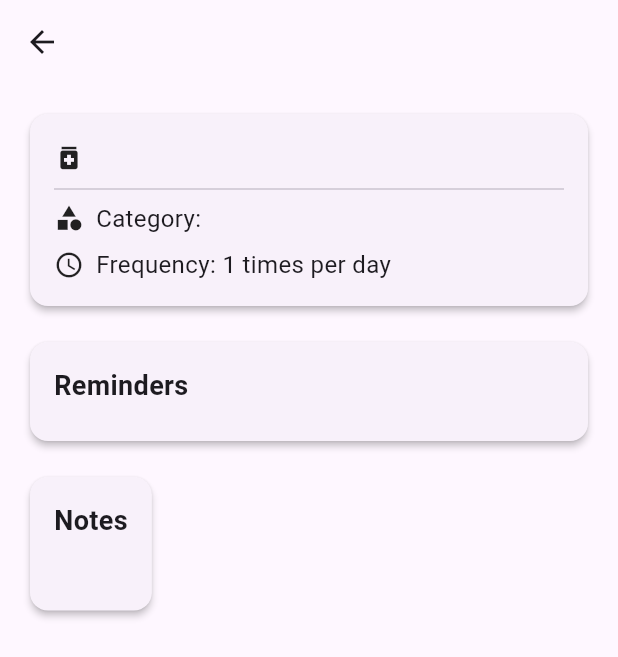
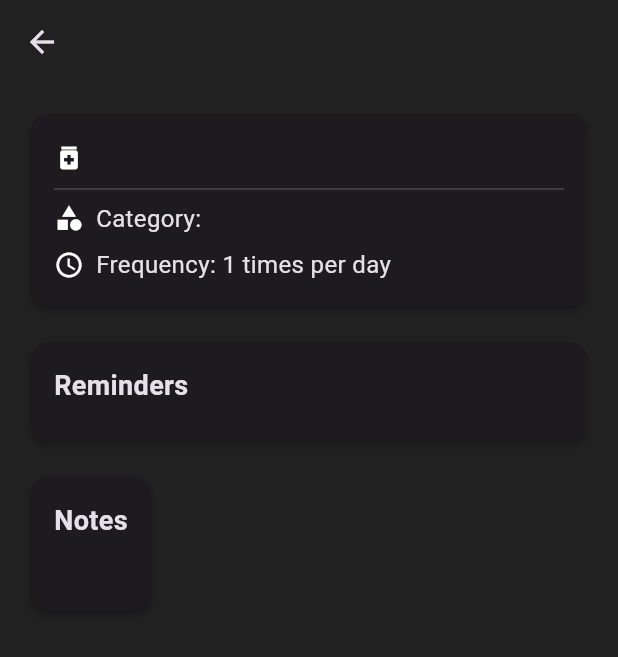
Before and after one commit to dilinamewan/pulsemedicalapplication, a Flutter app: the MedicationDetailsScreen screen opened directly with empty values, on a phone screen of 412 x 824 dp. Shown: the top 657 px of the screen. Run offline on Flutter 3.47's test engine with Material 3 defaults, Android fonts, the phone set to English and light mode, and no system bars; our stand-ins replace awesome_notifications, cloud_firestore, dio, file_picker, firebase_auth, firebase_core and 14 more; missing offline and left inert: flutter_ai_toolkit, workmanager; accounts and stored records are empty.

Commit message:
add darktheme

```diff
--- a/lib/ui/medication_details_screen.dart
+++ b/lib/ui/medication_details_screen.dart
@@ -2,6 +2,42 @@ import 'package:flutter/material.dart';
 import 'package:pulse/models/Medication.dart';
 import 'package:pulse/services/medication_service.dart';
 import 'package:intl/intl.dart';
+
+final ThemeData darkTheme = ThemeData(
+  brightness: Brightness.dark,
+  primarySwatch: Colors.blue,
+  scaffoldBackgroundColor: Colors.grey[900],
+  appBarTheme: AppBarTheme(
+    color: Colors.grey[900],
+    elevation: 0,
+  ),
+  inputDecorationTheme: InputDecorationTheme(
+    border: OutlineInputBorder(
+      borderRadius: BorderRadius.circular(10),
+      borderSide: BorderSide(color: Colors.grey[700]!),
+    ),
+    enabledBorder: OutlineInputBorder(
+      borderRadius: BorderRadius.circular(10),
+      borderSide: BorderSide(color: Colors.grey[700]!),
+    ),
+    focusedBorder: OutlineInputBorder(
+      borderRadius: BorderRadius.circular(10),
+      borderSide: BorderSide(color: Colors.blue[300]!),
+    ),
+    labelStyle: TextStyle(color: Colors.grey[400]),
+    iconColor: Colors.grey[400],
+  ),
+  elevatedButtonTheme: ElevatedButtonThemeData(
+    style: ElevatedButton.styleFrom(
+      backgroundColor: Colors.blue[700],
+      foregroundColor: Colors.white,
+      shape: RoundedRectangleBorder(
+        borderRadius: BorderRadius.circular(10),
+      ),
+    ),
+  ),
+);
+
 
 class MedicationDetailsScreen extends StatelessWidget {
   final Medication medication;
@@ -11,7 +47,9 @@ class MedicationDetailsScreen extends StatelessWidget {
 
   @override
   Widget build(BuildContext context) {
-    return Scaffold(
+    return Theme(
+        data: darkTheme,
+        child:Scaffold(
       appBar: AppBar(
         title: Text(medication.name),
       ),
@@ -28,7 +66,7 @@ class MedicationDetailsScreen extends StatelessWidget {
           ],
         ),
       ),
-    );
+    ));
   }
 
   Widget _buildInfoCard(BuildContext context) {
--- a/lib/ui/notification_logs_screen.dart
+++ b/lib/ui/notification_logs_screen.dart
@@ -2,6 +2,41 @@ import 'package:flutter/material.dart';
 import 'package:awesome_notifications/awesome_notifications.dart';
 import 'package:pulse/services/notification_service.dart';
 import 'package:intl/intl.dart';
+
+final ThemeData darkTheme = ThemeData(
+  brightness: Brightness.dark,
+  primarySwatch: Colors.blue,
+  scaffoldBackgroundColor: Colors.grey[900],
+  appBarTheme: AppBarTheme(
+    color: Colors.grey[900],
+    elevation: 0,
+  ),
+  inputDecorationTheme: InputDecorationTheme(
+    border: OutlineInputBorder(
+      borderRadius: BorderRadius.circular(10),
+      borderSide: BorderSide(color: Colors.grey[700]!),
+    ),
+    enabledBorder: OutlineInputBorder(
+      borderRadius: BorderRadius.circular(10),
+      borderSide: BorderSide(color: Colors.grey[700]!),
+    ),
+    focusedBorder: OutlineInputBorder(
+      borderRadius: BorderRadius.circular(10),
+      borderSide: BorderSide(color: Colors.blue[300]!),
+    ),
+    labelStyle: TextStyle(color: Colors.grey[400]),
+    iconColor: Colors.grey[400],
+  ),
+  elevatedButtonTheme: ElevatedButtonThemeData(
+    style: ElevatedButton.styleFrom(
+      backgroundColor: Colors.blue[700],
+      foregroundColor: Colors.white,
+      shape: RoundedRectangleBorder(
+        borderRadius: BorderRadius.circular(10),
+      ),
+    ),
+  ),
+);
 
 class NotificationLogsScreen extends StatefulWidget {
   const NotificationLogsScreen({super.key});
@@ -37,7 +72,9 @@ class _NotificationLogsScreenState extends State<NotificationLogsScreen> {
 
   @override
   Widget build(BuildContext context) {
-    return Scaffold(
+    return Theme(
+        data: darkTheme,
+        child: Scaffold(
       appBar: AppBar(
         title: const Text('Notification Logs'),
         actions: [
@@ -58,7 +95,7 @@ class _NotificationLogsScreenState extends State<NotificationLogsScreen> {
                     return _buildNotificationItem(notification);
                   },
                 ),
-    );
+    ));
   }
 
   Widget _buildNotificationItem(NotificationModel notification) {
```
